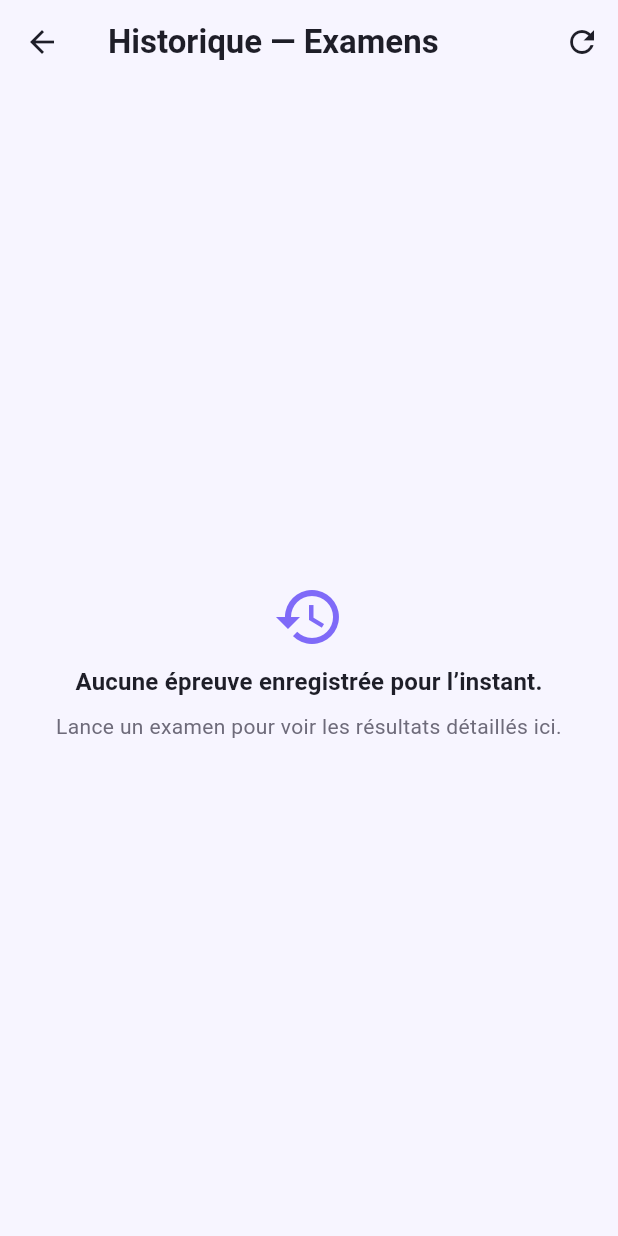
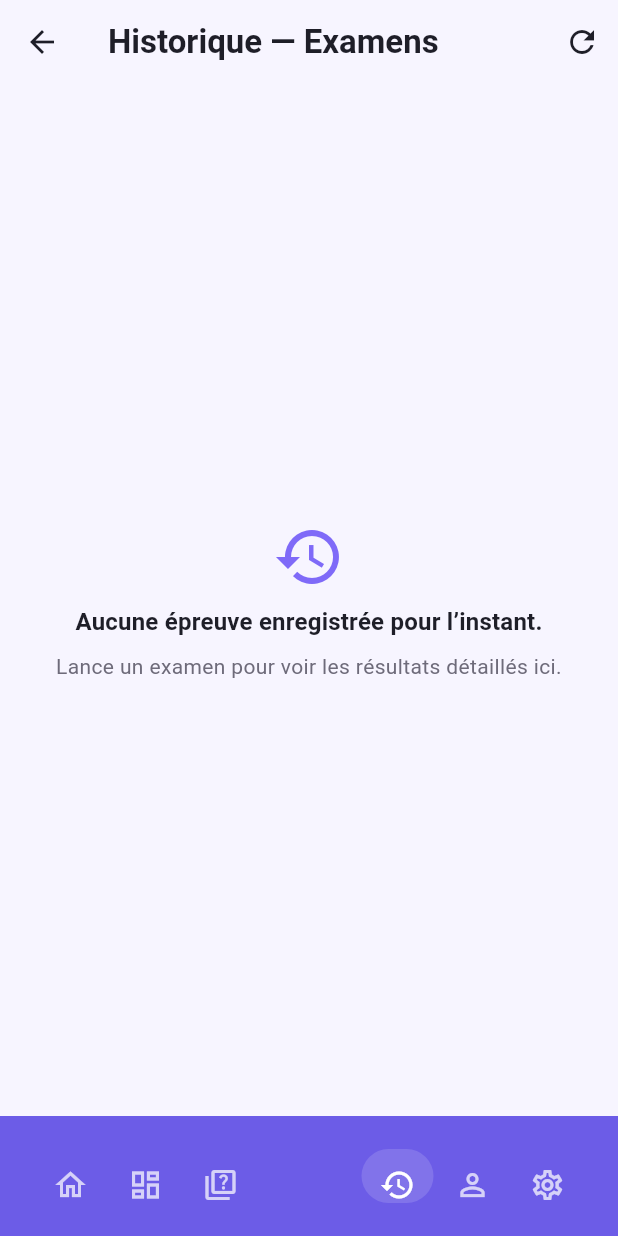
Before and after one commit to GUINO225/CIVEXAM, a Flutter app: the ExamHistoryScreen screen opened directly, on a phone screen of 412 x 824 dp. Run offline on Flutter 3.47's test engine with Material 3 defaults, Android fonts, the phone set to English and light mode, and no system bars; our stand-ins replace cloud_firestore, confetti, device_info_plus, diacritic, firebase_auth, firebase_core and 6 more; accounts and stored records are empty; project files that could hold a hidden picture were left out.

Commit message:
Add play bottom navigation to core screens

```diff
--- a/lib/screens/exam_history_screen.dart
+++ b/lib/screens/exam_history_screen.dart
@@ -5,6 +5,8 @@
 import '../models/exam_history_entry.dart';
 import '../services/history_store.dart';
 import '../services/local_history_persistence.dart';
+import '../widgets/play_bottom_nav_bar.dart';
+import 'play_screen.dart';
 
 /// Palette cohérente (violet + surface claire)
 class _Brand {
@@ -235,6 +237,31 @@
             },
           ),
         ),
+        bottomNavigationBar: Builder(
+          builder: (context) {
+            final theme = Theme.of(context);
+            final Color brand = theme.colorScheme.primary;
+            final Color onBrand = theme.colorScheme.onPrimary;
+            final Color navHighlight =
+                Color.alphaBlend(onBrand.withOpacity(0.14), brand);
+            return PlayBottomNavBar(
+              destinations: playNavDestinations,
+              selectedIndex: 3,
+              backgroundColor: brand,
+              highlightColor: navHighlight,
+              foregroundColor: onBrand,
+              onDestinationSelected: (index) {
+                if (index == 3) return;
+                Navigator.pushReplacement(
+                  context,
+                  MaterialPageRoute(
+                    builder: (_) => PlayScreen(initialIndex: index),
+                  ),
+                );
+              },
+            );
+          },
+        ),
       ),
     );
   }
```
Also changed, not shown: lib/screens/dashboard_screen.dart (+27 -0 lines), lib/screens/design_settings_screen.dart (+20 -0 lines), lib/screens/profile_edit_screen.dart (+27 -0 lines), lib/screens/subject_list_screen.dart (+27 -0 lines).
